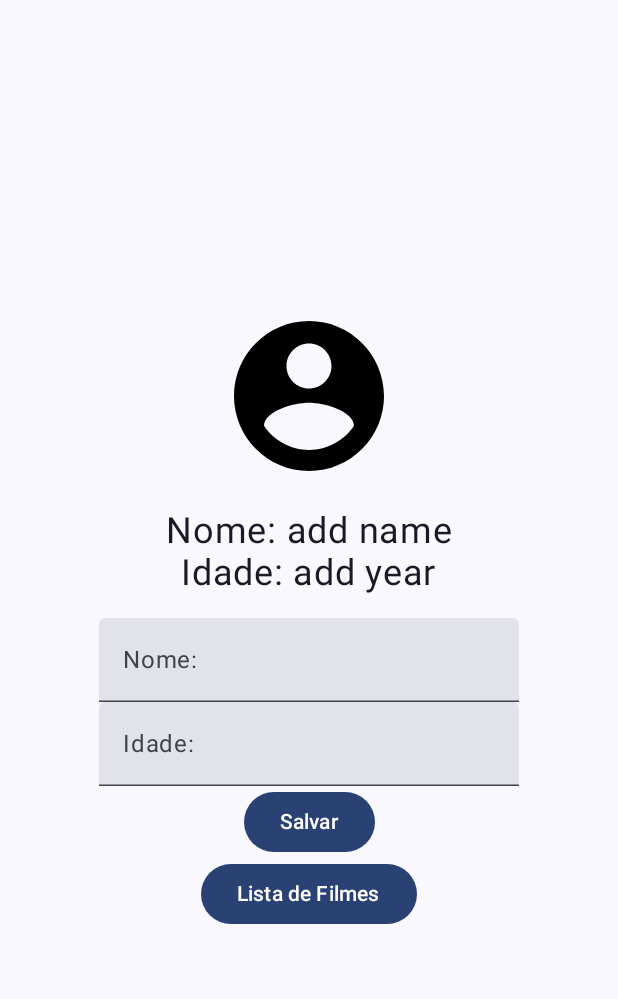
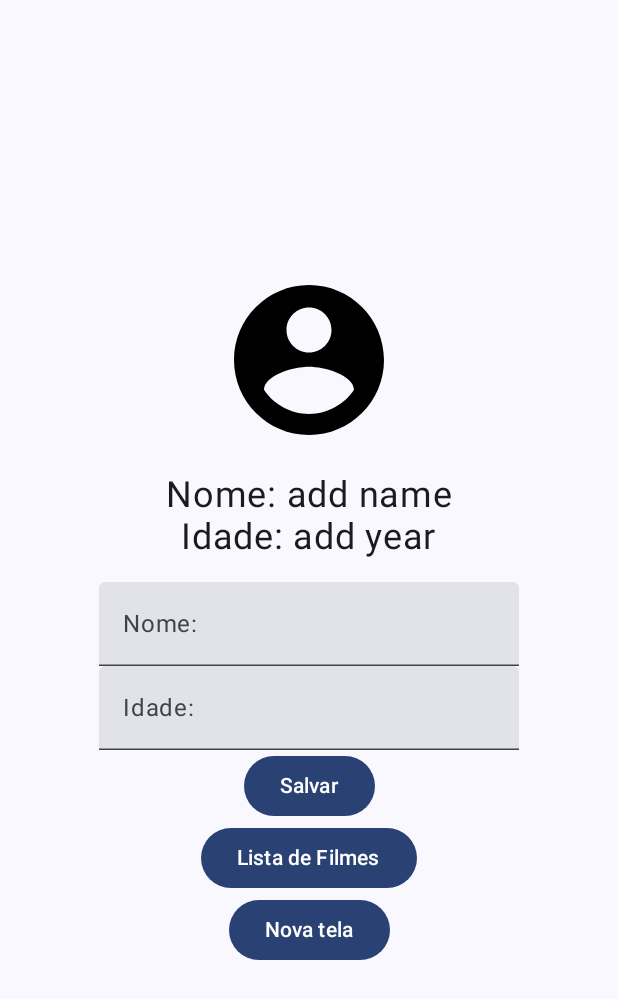
Before and after one commit to arctouch-israelandrade/PrimeiroApp, an Android app built with Jetpack Compose: the screen it shows after launch (MainActivity), on a phone screen of 412 x 824 dp. Shown: the top 999 px of the screen. Run offline under Robolectric (Android 15) with nearby library versions, the phone set to English and light mode, and no system bars.

Commit message:
adicionando textfield e botão

```diff
--- a/app/src/main/java/com/arctouch/primeiroapp/MainActivity.kt
+++ b/app/src/main/java/com/arctouch/primeiroapp/MainActivity.kt
@@ -28,6 +28,7 @@ import androidx.navigation.compose.currentBackStackEntryAsState
 import androidx.navigation.compose.rememberNavController
 import androidx.navigation.navArgument
 import com.arctouch.primeiroapp.ui.theme.DetailsScreen
+import com.arctouch.primeiroapp.ui.theme.NewScreen
 import com.arctouch.primeiroapp.ui.theme.PrimeiroAppTheme
 
 @OptIn(ExperimentalMaterial3Api::class)
@@ -69,6 +70,9 @@ class MainActivity : ComponentActivity() {
                             composable("home") {
                                 Homescreen(navController = navController)
                             }
+                            composable("novatela") {
+                                NewScreen(navController = navController)
+                            }
                             composable(
                                 route = "detalhes",
                             ) {
@@ -81,8 +85,8 @@ class MainActivity : ComponentActivity() {
 
                         }
                     }
+
                 }
-
             }
         }
     }
--- a/app/src/main/java/com/arctouch/primeiroapp/PerfilScreen.kt
+++ b/app/src/main/java/com/arctouch/primeiroapp/PerfilScreen.kt
@@ -91,5 +91,10 @@ fun PerfilScreen(navController: NavHostController) {
             Text("Lista de Filmes")
 
         }
+        Button(onClick = { navController.navigate("novatela") }) {
+
+            Text("Nova tela")
+
+        }
     }
 }
```
Also changed, not shown: app/src/main/java/com/arctouch/primeiroapp/ui/theme/NewScreen.kt (added, +42 -0 lines).
